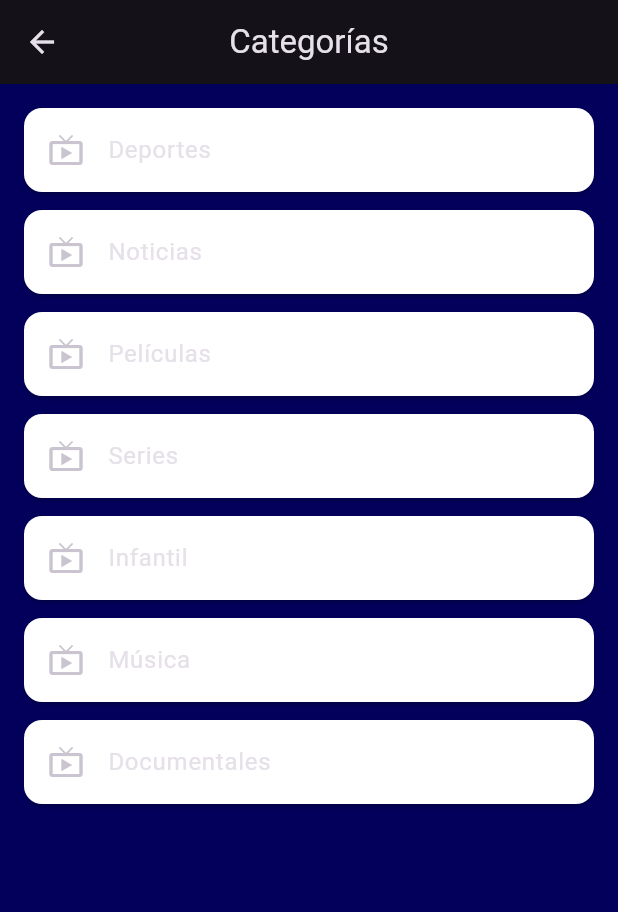
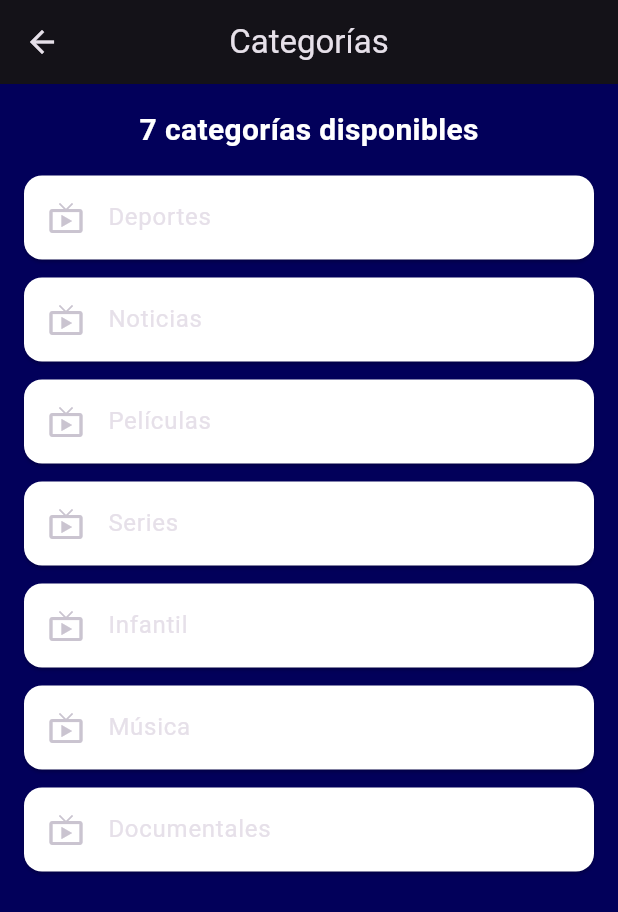
Before and after one commit to AlbertLanda/tc-play-2, a Flutter app: the HomeScreen screen opened directly, after a tap on "TV en vivo", on a phone screen of 412 x 824 dp. Shown: the top 912 px of the screen. Run offline on Flutter 3.47's test engine with Material 3 defaults, Android fonts, the phone set to English and light mode, and no system bars.

Commit message:
feat: crear home inicial y categorias

```diff
--- a/mobile_app/lib/features/home/screens/home_screen.dart
+++ b/mobile_app/lib/features/home/screens/home_screen.dart
@@ -1,6 +1,7 @@
 import 'package:flutter/material.dart';
 
 import '../../../core/constants/app_colors.dart';
+import '../../auth/screens/login_screen.dart';
 import '../../live_tv/screens/categories_screen.dart';
 import '../widgets/home_menu_card.dart';
 
@@ -9,6 +10,9 @@ class HomeScreen extends StatelessWidget {
 
   @override
   Widget build(BuildContext context) {
+    final screenWidth = MediaQuery.of(context).size.width;
+    final horizontalPadding = screenWidth < 500 ? 16.0 : 40.0;
+
     return Scaffold(
       backgroundColor: AppColors.background,
       appBar: AppBar(
@@ -16,7 +20,10 @@ class HomeScreen extends StatelessWidget {
         centerTitle: true,
       ),
       body: SingleChildScrollView(
-        padding: const EdgeInsets.all(20),
+        padding: EdgeInsets.symmetric(
+          horizontal: horizontalPadding,
+          vertical: 20,
+        ),
         child: Column(
           crossAxisAlignment: CrossAxisAlignment.stretch,
           children: [
@@ -49,7 +56,6 @@ class HomeScreen extends StatelessWidget {
                 ],
               ),
             ),
-
             const SizedBox(height: 30),
 
             HomeMenuCard(
@@ -70,7 +76,7 @@ class HomeScreen extends StatelessWidget {
 
             HomeMenuCard(
               title: 'Categorías',
-              subtitle: 'Ver categorías disponibles.',
+              subtitle: 'Explora las categorías disponibles.',
               icon: Icons.category,
               onTap: () {
                 Navigator.push(
@@ -87,7 +93,7 @@ class HomeScreen extends StatelessWidget {
             HomeMenuCard(
               title: 'Mi cuenta',
               subtitle: 'Administrar información del usuario.',
-              icon: Icons.person,
+              icon: Icons.person_outline,
               onTap: () {
                 ScaffoldMessenger.of(context).showSnackBar(
                   const SnackBar(
@@ -101,10 +107,16 @@ class HomeScreen extends StatelessWidget {
 
             HomeMenuCard(
               title: 'Cerrar sesión',
-              subtitle: 'Volver a la pantalla de inicio.',
+              subtitle: 'Salir de la aplicación.',
               icon: Icons.logout,
               onTap: () {
-                Navigator.pop(context);
+                Navigator.pushAndRemoveUntil(
+                  context,
+                  MaterialPageRoute(
+                    builder: (_) => const LoginScreen(),
+                  ),
+                  (route) => false,
+                );
               },
             ),
           ],
--- a/mobile_app/lib/features/live_tv/screens/categories_screen.dart
+++ b/mobile_app/lib/features/live_tv/screens/categories_screen.dart
@@ -40,14 +40,29 @@ class _CategoriesScreenState extends State<CategoriesScreen> {
 
           if (snapshot.hasError) {
             return const Center(
-              child: Text('Error al cargar las categorías'),
+              child: Text('Error al cargar categorías'),
             );
           }
 
           final categories = snapshot.data ?? [];
 
-          return ListView.builder(
+          return Column(
+            children: [
+              Padding(
                 padding: const EdgeInsets.all(16),
+                child: Text(
+                  '${categories.length} categorías disponibles',
+                  style: const TextStyle(
+                    color: Colors.white,
+                    fontSize: 20,
+                    fontWeight: FontWeight.bold,
+                  ),
+                ),
+              ),
+
+              Expanded(
+                child: ListView.builder(
+                  padding: const EdgeInsets.symmetric(horizontal: 16),
                   itemCount: categories.length,
                   itemBuilder: (context, index) {
                     return Card(
@@ -59,6 +74,9 @@ class _CategoriesScreenState extends State<CategoriesScreen> {
                       ),
                     );
                   },
+                ),
+              ),
+            ],
           );
         },
       ),
```
Lines whose indentation alone changed are shown as unchanged.
